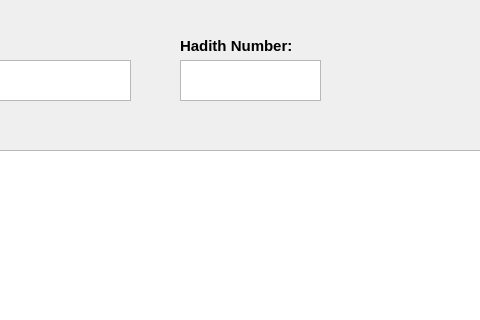
The window that main_window.ui (Stunner070/RandomHadith) describes before a commit, drawn with Qt 5; both pictures show x 160 to 640 and y 0 to 320 of the 800 by 600 pixel window.
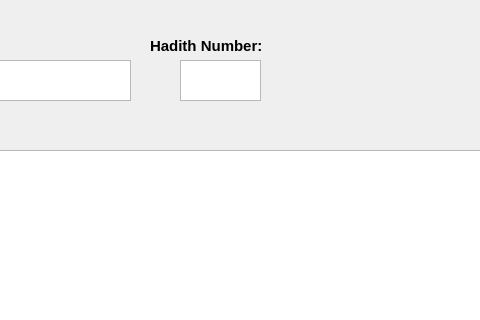
The same window after the commit.

Patch:
```diff
--- a/main_window.ui
+++ b/main_window.ui
@@ -527,7 +527,7 @@
      <rect>
       <x>340</x>
       <y>60</y>
-      <width>141</width>
+      <width>81</width>
       <height>41</height>
      </rect>
     </property>
@@ -535,7 +535,7 @@
    <widget class="QLabel" name="label_3">
     <property name="geometry">
      <rect>
-      <x>340</x>
+      <x>310</x>
       <y>30</y>
       <width>151</width>
       <height>31</height>
```
